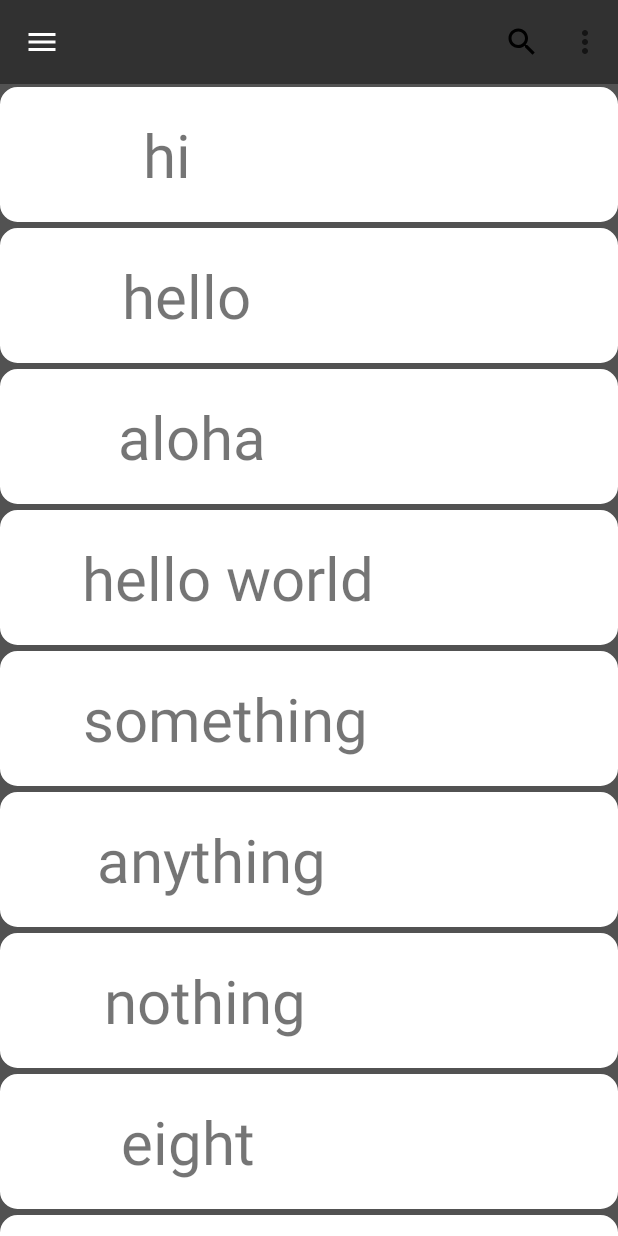
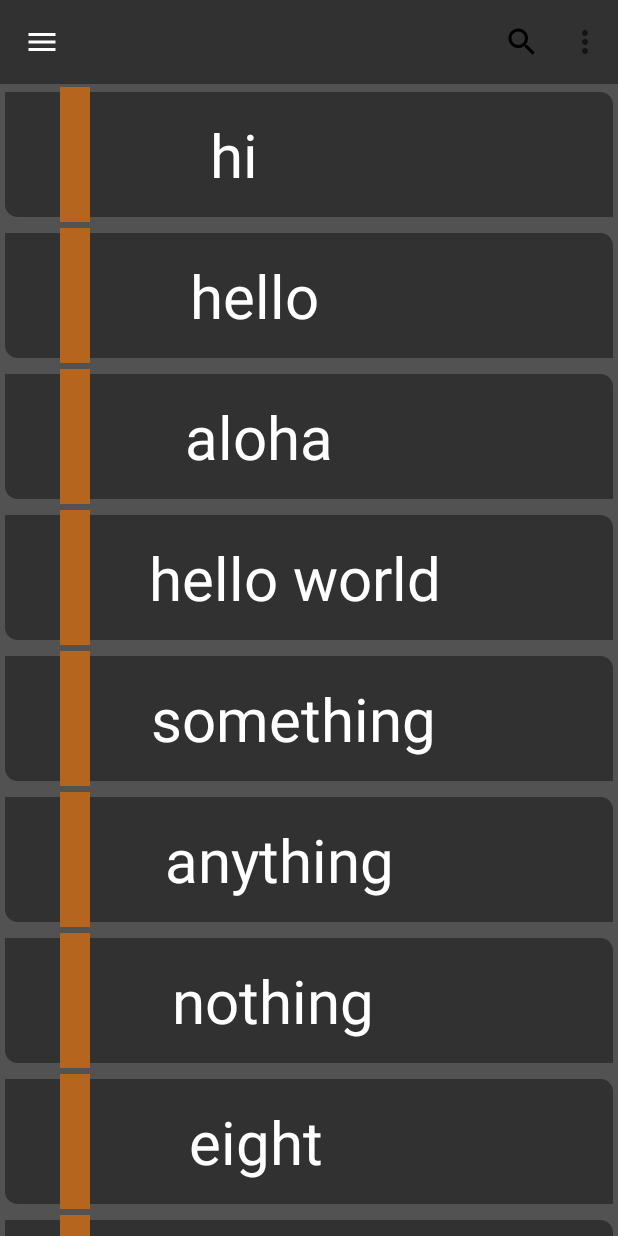
Before and after one commit to choi-seung-min/Note, an Android app: the MainActivity screen opened directly, with no data from a screen before it, on a phone screen of 412 x 824 dp. Run offline under Robolectric (Android 15) with nearby library versions, the phone set to English and light mode, and no system bars; 2 statements that could not run were skipped.

Commit message:
now i can swipe items, but i make it doesn't removed

```diff
--- a/app/src/main/java/com/example/note/ui/activity/MainActivity.kt
+++ b/app/src/main/java/com/example/note/ui/activity/MainActivity.kt
@@ -38,6 +38,8 @@ class MainActivity : AppCompatActivity(), MainContract.View, NavigationView.OnNa
         val mainAdapter = MainAdapter(setData())
         recycler_view.adapter = mainAdapter
         recycler_view.layoutManager = LinearLayoutManager(applicationContext)
+        val itemTouchHelper = ItemTouchHelper(SwipeController())
+        itemTouchHelper.attachToRecyclerView(recycler_view)
     }
 
     //setting tool bar menu
--- a/app/src/main/res/drawable/back_round_item.xml
+++ b/app/src/main/res/drawable/back_round_item.xml
@@ -1,12 +1,11 @@
 <?xml version="1.0" encoding="utf-8"?>
 <shape xmlns:android="http://schemas.android.com/apk/res/android"
-       android:shape="rectangle" >
-    <solid android:color="#FFFFFF"/>
-    <corners android:bottomRightRadius="10dp"
-             android:bottomLeftRadius="10dp"
-             android:topLeftRadius="10dp"
-             android:topRightRadius="10dp"/>
+       android:shape="rectangle">
+    <solid android:color="@color/colorPrimaryDark"/>
+    <corners
+            android:bottomLeftRadius="10dp"
+            android:topRightRadius="10dp"/>
     <stroke
             android:width="3dp"
-            android:color="#FFFFFF"/>
+            android:color="@color/colorPrimary"/>
 </shape>
--- a/app/src/main/res/layout/main_rv_item.xml
+++ b/app/src/main/res/layout/main_rv_item.xml
@@ -8,16 +8,28 @@
         android:layout_marginTop="2dp"
         android:layout_marginBottom="2dp">
 
+    <View
+            android:layout_width="20dp"
+            android:layout_height="match_parent"
+            android:background="#B5651D"
+            app:layout_constraintTop_toTopOf="parent"
+            app:layout_constraintBottom_toBottomOf="parent"
+            app:layout_constraintVertical_bias="0.0"
+            app:layout_constraintStart_toStartOf="parent"
+            android:layout_marginStart="40dp"
+            android:id="@+id/view"/>
+
     <TextView
             android:layout_width="wrap_content"
             android:layout_height="wrap_content"
             android:id="@+id/textView"
             android:text="testitem"
             android:textSize="40dp"
+            android:textColor="#FFFFFF"
             app:layout_constraintEnd_toEndOf="parent"
-            app:layout_constraintStart_toStartOf="parent"
             app:layout_constraintTop_toTopOf="parent"
             app:layout_constraintBottom_toBottomOf="parent"
+            app:layout_constraintStart_toEndOf="@+id/view"
             app:layout_constraintHorizontal_bias="0.250"/>
 
     <!--<TextView-->
--- a/app/src/main/res/values/styles.xml
+++ b/app/src/main/res/values/styles.xml
@@ -4,9 +4,9 @@
     <style name="AppTheme" parent="@style/Theme.MaterialComponents.Light.NoActionBar">
         <!-- Customize your theme here. -->
         <item name="colorPrimary">@color/colorPrimary</item>
-        <item name="colorPrimaryDark">#6B6E6F</item>
+        <item name="colorPrimaryDark">@color/colorPrimaryDark</item>
         <item name="colorAccent">@color/colorAccent</item>
-        <item name="android:navigationBarColor">#6B6E6F</item>
+        <item name="android:navigationBarColor">@color/colorDark</item>
     </style>
 
 </resources>
```
Also changed, not shown: app/src/main/res/drawable-v24/note_background.jpg (deleted).
